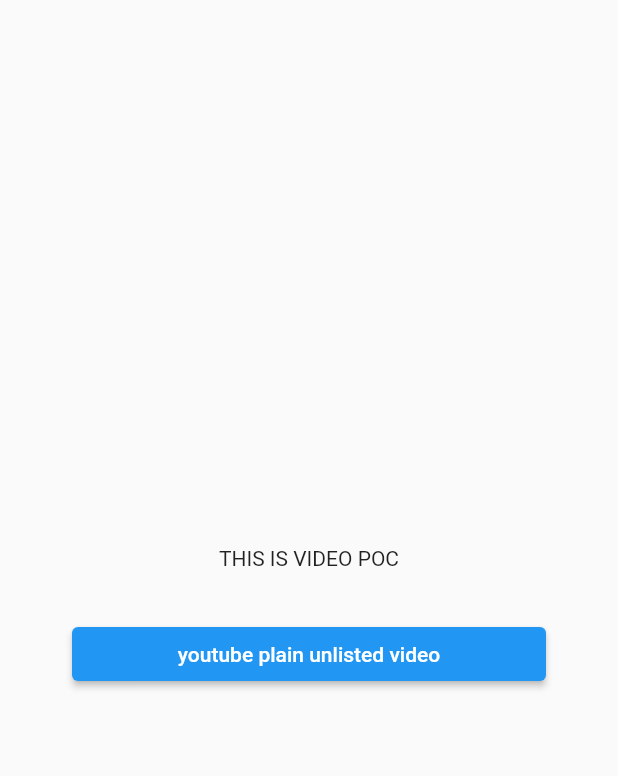
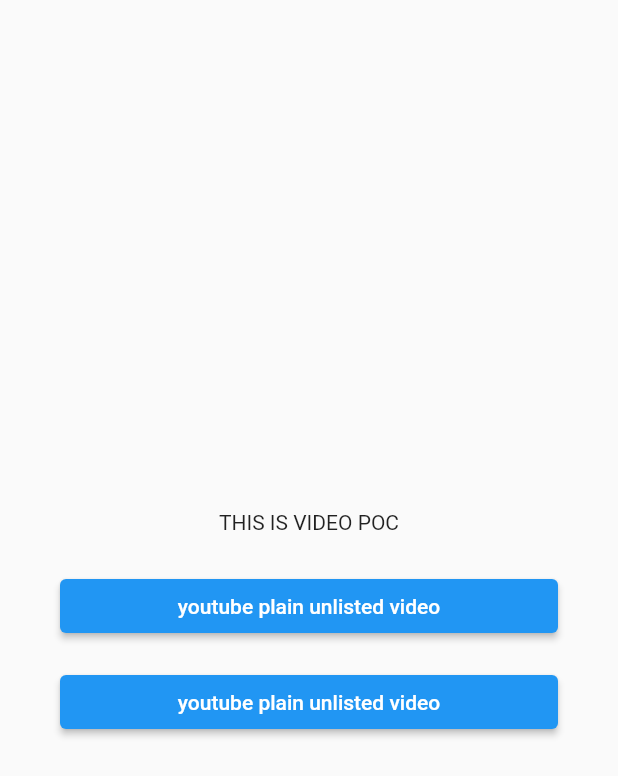
Before and after one commit to ruicorte/judokai_video_poc, a Flutter app: the screen it shows after launch, on a phone screen of 412 x 824 dp. Shown: the top 776 px of the screen. Run offline on Flutter 3.47's test engine with Material 2 defaults, Android fonts, the phone set to English and light mode, and no system bars; our stand-ins replace youtube_player_flutter.

```diff
--- a/lib/main.dart
+++ b/lib/main.dart
@@ -43,13 +43,21 @@ class MyHomePage extends StatelessWidget {
                 ),
               ),
               Padding(
-                padding: const EdgeInsets.all(16.0),
+                padding: const EdgeInsets.all(8.0),
                 child: ElevatedButton(
                     onPressed: () => Navigator.of(context).push(
                         MaterialPageRoute(
                             builder: (_) => const YoutubeScreen())),
                     child: const Text('youtube plain unlisted video')),
-              )
+              ),
+              Padding(
+                padding: const EdgeInsets.all(8.0),
+                child: ElevatedButton(
+                    onPressed: () => Navigator.of(context).push(
+                        MaterialPageRoute(
+                            builder: (_) => const YoutubeScreen())),
+                    child: const Text('youtube plain unlisted video')),
+              ),
             ],
           ),
         ),
```
Also changed, not shown: 2 other files.
